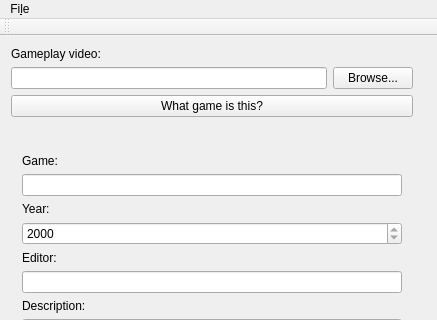
Before: the Qt Designer form interface/src/mainwindow.ui in NicolasLutz/bddm_s2, drawn with Qt 5; both pictures show x 0 to 437 and y 0 to 320 of the 437 by 479 pixel window.
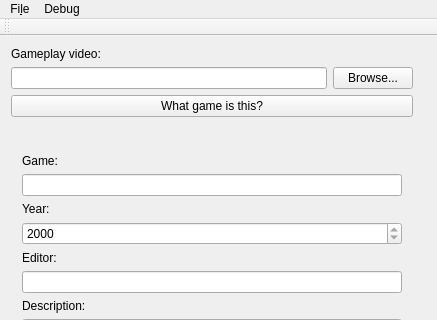
After: the same form once the commit is applied.

Commit message: Added debug mode

```diff
--- a/interface/src/mainwindow.ui
+++ b/interface/src/mainwindow.ui
@@ -219,7 +219,14 @@
     </property>
     <addaction name="actionLoad"/>
    </widget>
+   <widget class="QMenu" name="menuDebug">
+    <property name="title">
+     <string>Debug</string>
+    </property>
+    <addaction name="actionGod_mode"/>
+   </widget>
    <addaction name="menuFile"/>
+   <addaction name="menuDebug"/>
   </widget>
   <widget class="QToolBar" name="mainToolBar">
    <attribute name="toolBarArea">
```
Left out of the diff: 5 changed lines with no effect on the pictures. The commit also changes 4 other files.
